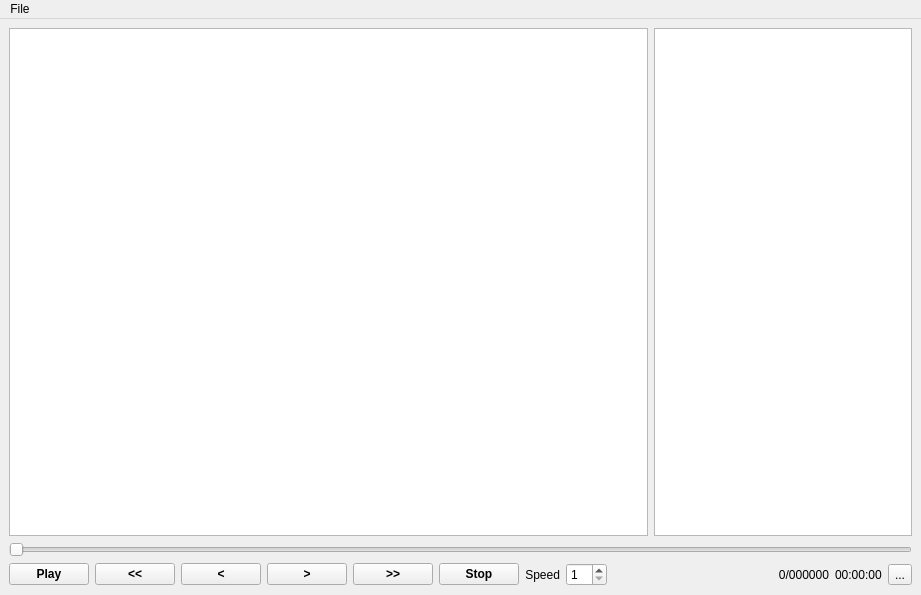
Qt form modules/app/mainwindow.ui (smartsenselab/SSAT) before a commit.
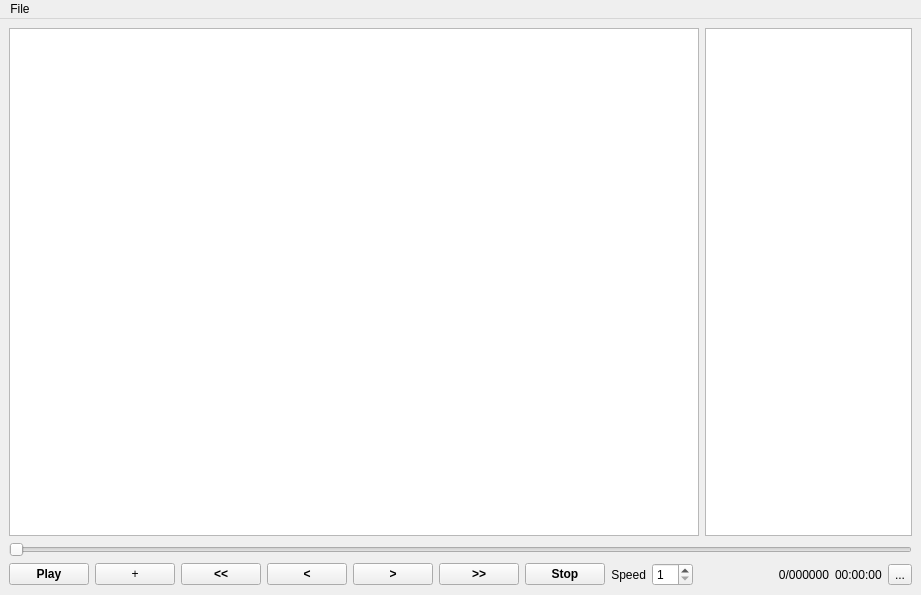
The same form after that commit. Custom widgets are drawn as their Qt base class.

Commit message: Added DeleteBBox, addButton and frameBasedPanel features

Diff of the .ui file:
```diff
--- a/modules/app/mainwindow.ui
+++ b/modules/app/mainwindow.ui
@@ -15,7 +15,27 @@
   </property>
   <widget class="QWidget" name="widget">
    <layout class="QGridLayout" name="gridLayout">
-    <item row="4" column="2">
+    <item row="4" column="16">
+     <widget class="QToolButton" name="buttonTool">
+      <property name="text">
+       <string>...</string>
+      </property>
+     </widget>
+    </item>
+    <item row="4" column="15">
+     <widget class="QLabel" name="labelTime">
+      <property name="text">
+       <string>00:00:00</string>
+      </property>
+     </widget>
+    </item>
+    <item row="0" column="11" colspan="6">
+     <widget class="QTableWidget" name="tableWidget"/>
+    </item>
+    <item row="0" column="1" colspan="10">
+     <widget class="QGraphicsView" name="viewFrame"/>
+    </item>
+    <item row="4" column="3">
      <widget class="QPushButton" name="buttonRewindF">
       <property name="font">
        <font>
@@ -28,7 +48,7 @@
       </property>
      </widget>
     </item>
-    <item row="4" column="3">
+    <item row="4" column="4">
      <widget class="QPushButton" name="buttonRewind">
       <property name="font">
        <font>
@@ -41,7 +61,7 @@
       </property>
      </widget>
     </item>
-    <item row="4" column="5">
+    <item row="4" column="6">
      <widget class="QPushButton" name="buttonForwardF">
       <property name="font">
        <font>
@@ -54,7 +74,7 @@
       </property>
      </widget>
     </item>
-    <item row="4" column="7">
+    <item row="4" column="8">
      <widget class="QLabel" name="labelSpeed">
       <property name="text">
        <string>Speed</string>
@@ -64,7 +84,7 @@
       </property>
      </widget>
     </item>
-    <item row="4" column="6">
+    <item row="4" column="7">
      <widget class="QPushButton" name="buttonStop">
       <property name="font">
        <font>
@@ -77,7 +97,7 @@
       </property>
      </widget>
     </item>
-    <item row="4" column="4">
+    <item row="4" column="5">
      <widget class="QPushButton" name="buttonForward">
       <property name="font">
        <font>
@@ -103,7 +123,7 @@
       </property>
      </widget>
     </item>
-    <item row="4" column="8">
+    <item row="4" column="9">
      <widget class="QPowerOfTwoSpinBox" name="spinBoxSpeed">
       <property name="suffix">
        <string/>
@@ -119,7 +139,7 @@
       </property>
      </widget>
     </item>
-    <item row="1" column="1" colspan="15">
+    <item row="1" column="1" colspan="16">
      <widget class="QSlider" name="sliderFrame">
       <property name="enabled">
        <bool>false</bool>
@@ -135,7 +155,7 @@
       </property>
      </widget>
     </item>
-    <item row="4" column="13">
+    <item row="4" column="14">
      <widget class="QLabel" name="labelFrameId">
       <property name="text">
        <string>0/000000</string>
@@ -148,26 +168,28 @@
       </property>
      </widget>
     </item>
-    <item row="4" column="15">
-     <widget class="QToolButton" name="buttonTool">
+    <item row="4" column="2">
+     <widget class="QPushButton" name="buttonNewBox">
       <property name="text">
-       <string>...</string>
+       <string>+</string>
       </property>
-     </widget>
-    </item>
-    <item row="4" column="14">
-     <widget class="QLabel" name="labelTime">
-      <property name="text">
-       <string>00:00:00</string>
+      <property name="checkable">
+       <bool>false</bool>
       </property>
+      <property name="checked">
+       <bool>false</bool>
+      </property>
+      <property name="autoDefault">
+       <bool>false</bool>
+      </property>
+      <property name="default">
+       <bool>false</bool>
+      </property>
+      <property name="flat">
+       <bool>false</bool>
+      </property>
      </widget>
     </item>
-    <item row="0" column="10" colspan="6">
-     <widget class="QTableWidget" name="tableWidget"/>
-    </item>
-    <item row="0" column="1" colspan="9">
-     <widget class="QGraphicsView" name="viewFrame"/>
-    </item>
    </layout>
   </widget>
   <widget class="QMenuBar" name="menuBar">
@@ -176,7 +198,7 @@
      <x>0</x>
      <y>0</y>
      <width>921</width>
-     <height>19</height>
+     <height>20</height>
     </rect>
    </property>
    <widget class="QMenu" name="menuFile">
```
The commit also changes 3 other files.
